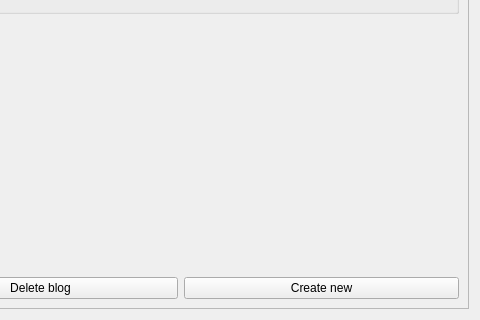
Qt form Blog/entries.ui (JaremKaas/blog-app-QT) before a commit; both pictures show x 118 to 598 and y 164 to 484 of the 598 by 484 pixel window.
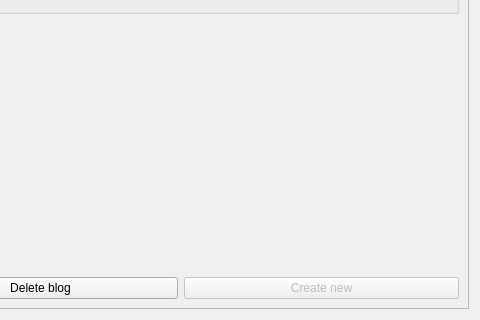
The same form after that commit.

Commit message: Entries view with no blog

The edit to the form file:
```diff
--- a/Blog/entries.ui
+++ b/Blog/entries.ui
@@ -203,6 +203,9 @@
          </item>
          <item>
           <widget class="QPushButton" name="pushButton_create">
+           <property name="enabled">
+            <bool>false</bool>
+           </property>
            <property name="text">
             <string>Create new</string>
            </property>
```
The commit also changes 1 other file.
